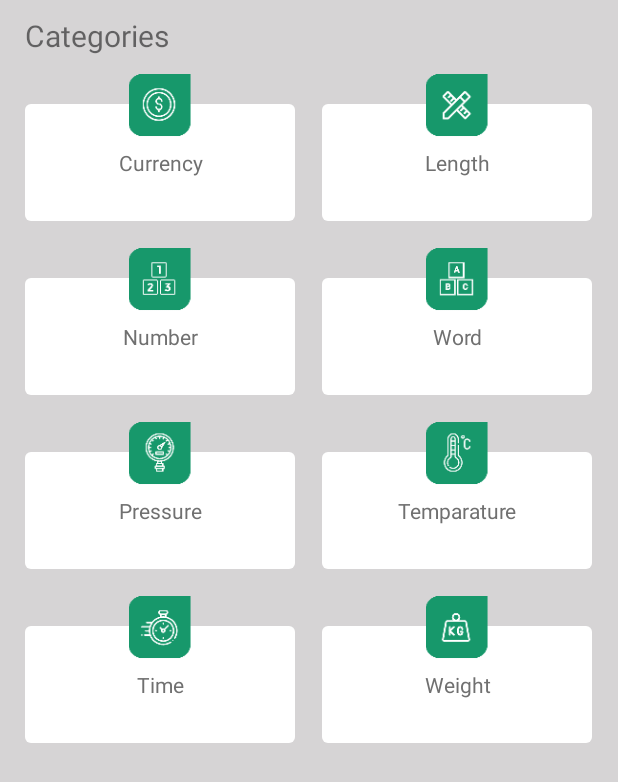
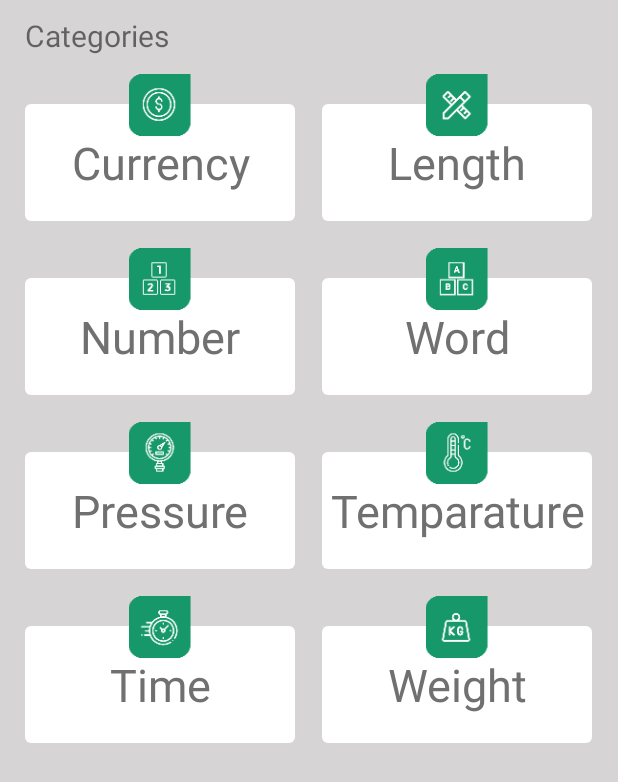
Before and after one commit to developers148/MagnitudeConverter, an Android app: the layout activity_main.xml on its own in the app's theme, with its tools: preview values and no code run, on a phone screen of 412 x 824 dp. Shown: the top 782 px of the screen. Run offline under Robolectric (Android 15) with nearby library versions, the phone set to English and light mode, and no system bars; Roboto replaces fonts that are not available here.

Commit message:
dimansion add

```diff
--- a/app/src/main/res/layout-large/activity_main.xml
+++ b/app/src/main/res/layout-large/activity_main.xml
@@ -7,15 +7,29 @@
         android:layout_width="match_parent"
         android:orientation="vertical"
         android:layout_height="wrap_content">
-        <TextView
-            android:layout_width="wrap_content"
-            android:layout_height="wrap_content"
-            android:layout_marginLeft="@dimen/titlemarginstart_8dp"
-            android:layout_marginTop="@dimen/titlemargintop_10dp"
-            android:layout_marginBottom="@dimen/titlemarginbottom_4dp"
-            android:textSize="@dimen/titletextsize_20sp"
-            android:text="@string/categories"
-            android:layout_marginStart="@dimen/titlemarginstart_8dp" />
+        <LinearLayout
+            android:layout_width="match_parent"
+            android:orientation="horizontal"
+            android:layout_height="wrap_content">
+            <View
+                android:layout_width="0dp"
+                android:layout_height="0dp"
+                android:layout_weight=".05"/>
+            <TextView
+                android:layout_width="0dp"
+                android:layout_weight="2"
+                android:layout_height="wrap_content"
+                android:layout_marginTop="@dimen/titlemargintop_10dp"
+                android:layout_marginBottom="@dimen/titlemarginbottom_4dp"
+                android:text="@string/categories"
+                android:textSize="@dimen/titletextsize_20sp"
+                android:layout_marginStart="10dp"
+                android:layout_marginLeft="10dp" />
+            <View
+                android:layout_width="0dp"
+                android:layout_height="0dp"
+                android:layout_weight=".2"/>
+        </LinearLayout>
 
         <LinearLayout
             android:layout_width="match_parent"
--- a/app/src/main/res/layout-small/activity_main.xml
+++ b/app/src/main/res/layout-small/activity_main.xml
@@ -11,18 +11,26 @@
 
         <LinearLayout
             android:layout_width="match_parent"
-            android:layout_height="wrap_content"
-            android:orientation="horizontal">
-
+            android:orientation="horizontal"
+            android:layout_height="wrap_content">
+            <View
+                android:layout_width="0dp"
+                android:layout_height="0dp"
+                android:layout_weight=".05"/>
             <TextView
-                android:layout_width="wrap_content"
+                android:layout_width="0dp"
+                android:layout_weight="2"
                 android:layout_height="wrap_content"
                 android:layout_marginTop="@dimen/titlemargintop_10dp"
-                android:layout_marginLeft="@dimen/titlemarginstart_8dp"
                 android:layout_marginBottom="@dimen/titlemarginbottom_4dp"
+                android:layout_marginStart="@dimen/titlemarginstart_8dp"
+                android:text="@string/categories"
                 android:textSize="@dimen/titletextsize_20sp"
-                android:text="@string/categories"
-                android:layout_marginStart="@dimen/titlemarginstart_8dp" />
+                android:layout_marginLeft="@dimen/titlemarginstart_8dp" />
+            <View
+                android:layout_width="0dp"
+                android:layout_height="0dp"
+                android:layout_weight=".2"/>
         </LinearLayout>
 
 
--- a/app/src/main/res/layout/activity_main.xml
+++ b/app/src/main/res/layout/activity_main.xml
@@ -56,6 +56,7 @@
                     android:layout_marginTop="@dimen/textviewmargintop_20dp"
                     android:text="@string/currency"
                     android:gravity="center"
+                    android:textSize="@dimen/textviewtextsize_30sp"
                     android:textColor="#707070"
                     android:layout_marginBottom="@dimen/textviewmarginbottom_2dp"
                     android:background="@drawable/textviewborder"
@@ -96,6 +97,7 @@
                     android:layout_marginTop="@dimen/textviewmargintop_20dp"
                     android:text="@string/length"
                     android:gravity="center"
+                    android:textSize="@dimen/textviewtextsize_30sp"
                     android:textColor="#707070"
                     android:layout_marginBottom="@dimen/textviewmarginbottom_2dp"
                     android:background="@drawable/textviewborder"
@@ -144,6 +146,7 @@
                     android:layout_alignParentBottom="true"
                     android:layout_marginTop="@dimen/textviewmargintop_20dp"
                     android:text="@string/number"
+                    android:textSize="@dimen/textviewtextsize_30sp"
                     android:gravity="center"
                     android:textColor="#707070"
                     android:layout_marginBottom="@dimen/textviewmarginbottom_2dp"
@@ -183,6 +186,7 @@
                     android:layout_alignParentBottom="true"
                     android:layout_marginTop="@dimen/textviewmargintop_20dp"
                     android:text="@string/word"
+                    android:textSize="@dimen/textviewtextsize_30sp"
                     android:gravity="center"
                     android:textColor="#707070"
                     android:layout_marginBottom="@dimen/textviewmarginbottom_2dp"
@@ -233,6 +237,7 @@
                     android:layout_alignParentBottom="true"
                     android:layout_marginTop="@dimen/textviewmargintop_20dp"
                     android:text="@string/pressure"
+                    android:textSize="@dimen/textviewtextsize_30sp"
                     android:gravity="center"
                     android:textColor="#707070"
                     android:layout_marginBottom="@dimen/textviewmarginbottom_2dp"
@@ -274,6 +279,7 @@
                     android:layout_marginTop="@dimen/textviewmargintop_20dp"
                     android:text="@string/temparature"
                     android:gravity="center"
+                    android:textSize="@dimen/textviewtextsize_30sp"
                     android:textColor="#707070"
                     android:layout_marginBottom="@dimen/textviewmarginbottom_2dp"
                     android:background="@drawable/textviewborder"
@@ -324,6 +330,7 @@
                     android:layout_marginTop="@dimen/textviewmargintop_20dp"
                     android:text="@string/time"
                     android:gravity="center"
+                    android:textSize="@dimen/textviewtextsize_30sp"
                     android:textColor="#707070"
                     android:layout_marginBottom="@dimen/textviewmarginbottom_2dp"
                     android:background="@drawable/textviewborder"
@@ -365,6 +372,7 @@
                     android:layout_marginTop="@dimen/textviewmargintop_20dp"
                     android:text="@string/weight"
                     android:gravity="center"
+                    android:textSize="@dimen/textviewtextsize_30sp"
                     android:textColor="#707070"
                     android:layout_marginBottom="@dimen/textviewmarginbottom_2dp"
                     android:background="@drawable/textviewborder"
--- a/app/src/main/res/values-large/dimens.xml
+++ b/app/src/main/res/values-large/dimens.xml
@@ -3,7 +3,7 @@
 
     <dimen name="titletext25_sp">25dp</dimen>
     <dimen name="titletextmarginleft_16dp">16dp</dimen>
-    <dimen name="titletextsize_20sp">20sp</dimen>
+    <dimen name="titletextsize_20sp">25sp</dimen>
     <dimen name="titlemarginstart_16dp">16dp</dimen>
     <dimen name="constantlayoutmargin_8dp">8dp</dimen>
     <dimen name="constantlayotuedtheight">?attr/actionBarSize</dimen>
@@ -31,7 +31,7 @@
     <dimen name="imageviewmarginbottom_56dp">110dp</dimen>
 
     <dimen name="relativelayoutheight_100dp">200dp</dimen>
-    <dimen name="textviewtextsize_30sp">25sp</dimen>
+    <dimen name="textviewtextsize_30sp">20sp</dimen>
     <dimen name="imageviewwidth_60dp">60dp</dimen>
     <dimen name="imageviewheigth_60dp">60dp</dimen>
     <dimen name="margin_8dp">8dp</dimen>
```
Also changed, not shown: app/src/main/res/layout-large/activity_convert.xml (+12 -79 lines), app/src/main/res/layout-normal/activity_convert.xml (+3 -4 lines), app/src/main/res/layout-small/activity_convert.xml (+4 -5 lines), app/src/main/res/layout/something.xml (deleted, +0 -63 lines), app/src/main/res/values/dimens.xml (+0 -11 lines).
